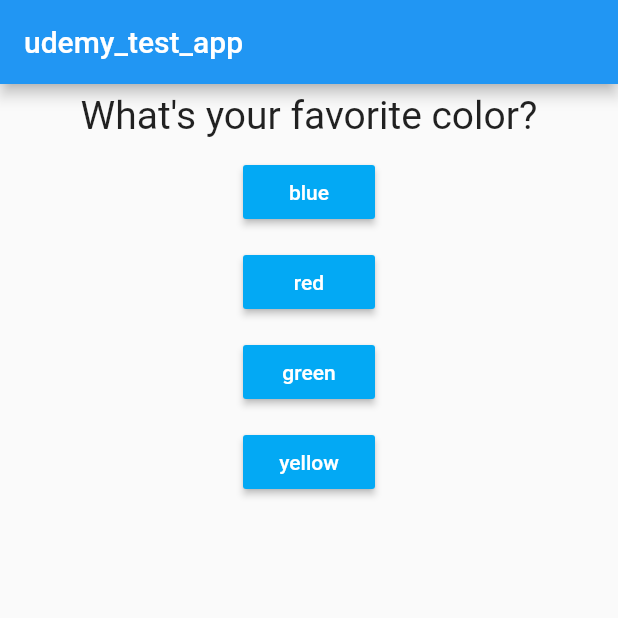
After one commit to kira-on-git/udemy_test_app, a Flutter app: the screen it shows after launch, on a phone screen of 412 x 824 dp, the top half of it. The commit adds this screen. Run offline on Flutter 3.47's test engine with Material 2 defaults, Android fonts, the phone set to English and light mode, and no system bars.

Commit message:
12 main widget is spited in two: quiz.dart & result.dart

```diff
--- a/lib/main.dart
+++ b/lib/main.dart
@@ -1,8 +1,9 @@
 // ignore_for_file: deprecated_member_use
 
 import 'package:flutter/material.dart';
-import './question.dart';
-import './answer.dart';
+import 'package:udemy_test_app/quiz.dart';
+import './quiz.dart';
+import 'result.dart';
 
 void main() => runApp(const MyApp());
 
@@ -17,7 +18,7 @@ class MyApp extends StatefulWidget {
 
 class _MyAppState extends State<MyApp> {
   //const MyApp({Key? key}) : super(key: key);
-  final questions = const [
+  final _questions = const [
     {
       'questionText': 'What\'s your favorite color?',
       'answers': ['blue', 'red', 'green', 'yellow']
@@ -42,7 +43,7 @@ class _MyAppState extends State<MyApp> {
       _questionIndex += 1;
     });
     print(_questionIndex);
-    if (_questionIndex < questions.length) {
+    if (_questionIndex < _questions.length) {
       print('We have more questions');
     } else {
       print('No more questions');
@@ -57,20 +58,12 @@ class _MyAppState extends State<MyApp> {
         appBar: AppBar(
           title: const Text('udemy_test_app'),
         ),
-        body: _questionIndex < questions.length
-            ? Column(
-                //mainAxisAlignment: MainAxisAlignment.spaceEvenly,
-                children: [
-                  Question(questions[_questionIndex]['questionText'] as String),
-                  ...(questions[_questionIndex]['answers'] as List<String>)
-                      .map((answer) {
-                    return Answer(_answerQuestion, answer);
-                  }).toList(),
-                ],
-              )
-            : Center(
-                child: Text('You did it!'),
-              ),
+        body: _questionIndex < _questions.length
+            ? Quiz(
+                answerQuestion: _answerQuestion,
+                questionIndex: _questionIndex,
+                questions: _questions)
+            : const Result(),
       ),
     );
   }
--- /dev/null
+++ b/lib/quiz.dart
@@ -0,0 +1,26 @@
+import 'package:flutter/material.dart';
+import './question.dart';
+import './answer.dart';
+
+class Quiz extends StatelessWidget {
+  //const Quiz({Key? key}) : super(key: key);
+  final List<Map<String, Object>> questions;
+  final int questionIndex;
+  final VoidCallback answerQuestion;
+  Quiz(
+      {required this.questions,
+      required this.questionIndex,
+      required this.answerQuestion});
+  @override
+  Widget build(BuildContext context) {
+    return Column(
+      //mainAxisAlignment: MainAxisAlignment.spaceEvenly,
+      children: [
+        Question(questions[questionIndex]['questionText'] as String),
+        ...(questions[questionIndex]['answers'] as List<String>).map((answer) {
+          return Answer(answerQuestion, answer);
+        }).toList(),
+      ],
+    );
+  }
+}
```
Also changed, not shown: lib/result.dart (added, +12 -0 lines).
